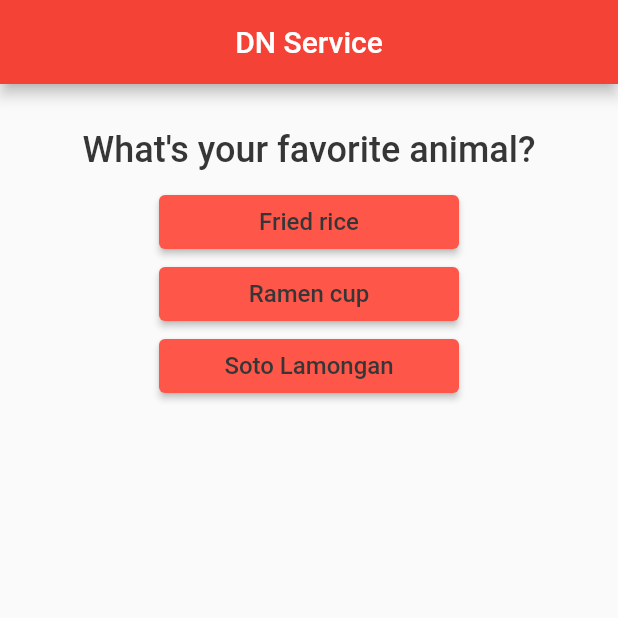
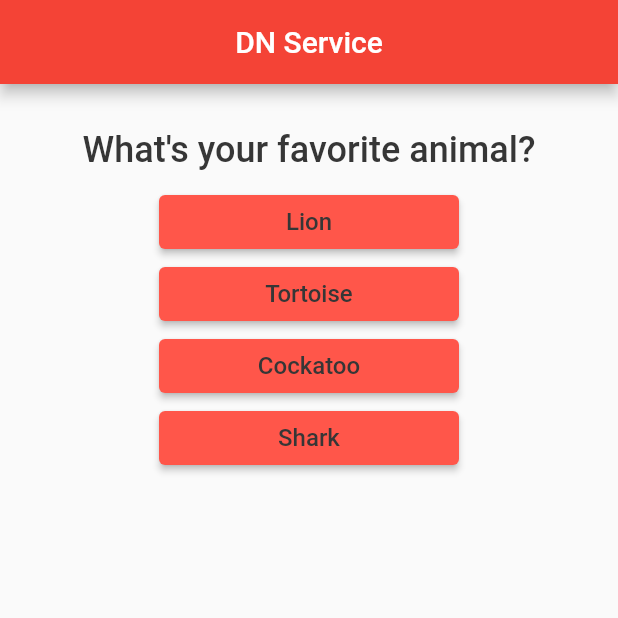
Before and after one commit to RafyDjauhari/DN-First-App, a Flutter app: the screen it shows after launch, on a phone screen of 412 x 824 dp, the top half of it. Run offline on Flutter 3.47's test engine with Material 2 defaults, Android fonts, the phone set to English and light mode, and no system bars.

Commit message:
Update 4

```diff
--- a/lib/answer.dart
+++ b/lib/answer.dart
@@ -2,9 +2,9 @@ import 'package:flutter/material.dart';
 
 class Answer extends StatelessWidget {
   final VoidCallback selectHandler;
-  final String answersText;
+  final String answerText;
 
-  Answer(this.selectHandler, this.answersText);
+  Answer(this.selectHandler, this.answerText);
   @override
   Widget build(BuildContext context) {
     return Container(
@@ -17,7 +17,7 @@ class Answer extends StatelessWidget {
               MaterialStateProperty.all(Color.fromARGB(255, 54, 54, 54)),
         ),
         child: Text(
-          answersText,
+          answerText,
           style: TextStyle(
             fontSize: 16,
           ),
--- a/lib/main.dart
+++ b/lib/main.dart
@@ -18,25 +18,29 @@ class MyApp extends StatefulWidget {
 
 class _MyAppState extends State<MyApp> {
   var _questionIndex = 0;
+  var questions = [
+    {
+      "questionText": "What's your favorite animal?",
+      "answers": ["Lion", "Tortoise", "Cockatoo", "Shark"],
+    },
+    {
+      "questionText": "What's your favorite food?",
+      "answers": ["Fried rice", "Spaghetti", "Meatballs", "Ramen"],
+    },
+    {
+      "questionText": "What's your favorite sports?",
+      "answers": ["Swim", "Football", "Basketball", "Golf"],
+    }
+  ];
 
   void _answerQuestion() {
     setState(() {
-      if (_questionIndex == 1) {
-        _questionIndex = _questionIndex - 1;
-      } else {
-        _questionIndex = _questionIndex + 1;
-      }
+      _questionIndex = (_questionIndex + 1) % questions.length;
     });
   }
 
   @override
   Widget build(BuildContext context) {
-    var questions = [
-      "What's your favorite animal?",
-      "What's your favorite food?"
-    ];
-    var answers = ["Fried rice", "Ramen cup", "Soto Lamongan"];
-
     return MaterialApp(
       theme: ThemeData(primarySwatch: Colors.red),
       home: Scaffold(
@@ -45,14 +49,17 @@ class _MyAppState extends State<MyApp> {
             child: Text("DN Service"),
           ),
         ),
-        body: Column(children: [
-          Question(
-            questions[_questionIndex],
-          ),
-          Answer(_answerQuestion, answers[0]),
-          Answer(_answerQuestion, answers[1]),
-          Answer(_answerQuestion, answers[2]),
-        ]),
+        body: Column(
+          children: [
+            Question(
+              questions[_questionIndex]["questionText"] as String,
+            ),
+            ...(questions[_questionIndex]["answers"] as List<String>)
+                .map((answer) {
+              return Answer(_answerQuestion, answer);
+            }).toList()
+          ],
+        ),
       ),
     );
   }
```
